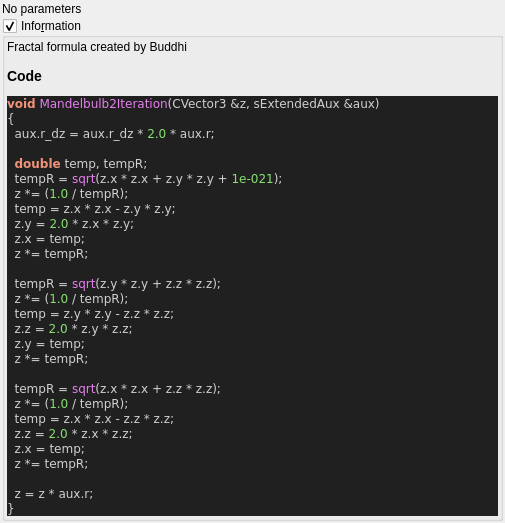
Qt form mandelbulber2/qt_data/fractal_mandelbulb2.ui (buddhi1980/mandelbulber2) before a commit.
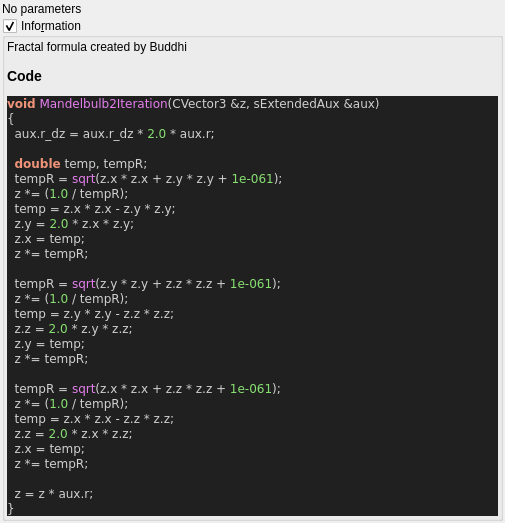
The same form after that commit. Custom widgets are drawn as their Qt base class.

The edit to the form file:
```diff
--- a/mandelbulber2/qt_data/fractal_mandelbulb2.ui
+++ b/mandelbulber2/qt_data/fractal_mandelbulb2.ui
@@ -81,21 +81,21 @@
   aux&lt;span style=&quot;color:#d0d0d0&quot;&gt;.&lt;/span&gt;r_dz &lt;span style=&quot;color:#d0d0d0&quot;&gt;=&lt;/span&gt; aux&lt;span style=&quot;color:#d0d0d0&quot;&gt;.&lt;/span&gt;r_dz &lt;span style=&quot;color:#d0d0d0&quot;&gt;*&lt;/span&gt; &lt;span style=&quot;color:#87df71&quot;&gt;2.0&lt;/span&gt; &lt;span style=&quot;color:#d0d0d0&quot;&gt;*&lt;/span&gt; aux&lt;span style=&quot;color:#d0d0d0&quot;&gt;.&lt;/span&gt;r&lt;span style=&quot;color:#d0d0d0&quot;&gt;;&lt;/span&gt;
 
   &lt;span style=&quot;color:#f09479; font-weight:bold&quot;&gt;double&lt;/span&gt; temp&lt;span style=&quot;color:#d0d0d0&quot;&gt;,&lt;/span&gt; tempR&lt;span style=&quot;color:#d0d0d0&quot;&gt;;&lt;/span&gt;
-  tempR &lt;span style=&quot;color:#d0d0d0&quot;&gt;=&lt;/span&gt; &lt;span style=&quot;color:#e47eed&quot;&gt;sqrt&lt;/span&gt;&lt;span style=&quot;color:#d0d0d0&quot;&gt;(&lt;/span&gt;z&lt;span style=&quot;color:#d0d0d0&quot;&gt;.&lt;/span&gt;x &lt;span style=&quot;color:#d0d0d0&quot;&gt;*&lt;/span&gt; z&lt;span style=&quot;color:#d0d0d0&quot;&gt;.&lt;/span&gt;x &lt;span style=&quot;color:#d0d0d0&quot;&gt;+&lt;/span&gt; z&lt;span style=&quot;color:#d0d0d0&quot;&gt;.&lt;/span&gt;y &lt;span style=&quot;color:#d0d0d0&quot;&gt;*&lt;/span&gt; z&lt;span style=&quot;color:#d0d0d0&quot;&gt;.&lt;/span&gt;y &lt;span style=&quot;color:#d0d0d0&quot;&gt;+&lt;/span&gt; &lt;span style=&quot;color:#87df71&quot;&gt;1e-021&lt;/span&gt;&lt;span style=&quot;color:#d0d0d0&quot;&gt;);&lt;/span&gt;
+  tempR &lt;span style=&quot;color:#d0d0d0&quot;&gt;=&lt;/span&gt; &lt;span style=&quot;color:#e47eed&quot;&gt;sqrt&lt;/span&gt;&lt;span style=&quot;color:#d0d0d0&quot;&gt;(&lt;/span&gt;z&lt;span style=&quot;color:#d0d0d0&quot;&gt;.&lt;/span&gt;x &lt;span style=&quot;color:#d0d0d0&quot;&gt;*&lt;/span&gt; z&lt;span style=&quot;color:#d0d0d0&quot;&gt;.&lt;/span&gt;x &lt;span style=&quot;color:#d0d0d0&quot;&gt;+&lt;/span&gt; z&lt;span style=&quot;color:#d0d0d0&quot;&gt;.&lt;/span&gt;y &lt;span style=&quot;color:#d0d0d0&quot;&gt;*&lt;/span&gt; z&lt;span style=&quot;color:#d0d0d0&quot;&gt;.&lt;/span&gt;y &lt;span style=&quot;color:#d0d0d0&quot;&gt;+&lt;/span&gt; &lt;span style=&quot;color:#87df71&quot;&gt;1e-061&lt;/span&gt;&lt;span style=&quot;color:#d0d0d0&quot;&gt;);&lt;/span&gt;
   z &lt;span style=&quot;color:#d0d0d0&quot;&gt;*= (&lt;/span&gt;&lt;span style=&quot;color:#87df71&quot;&gt;1.0&lt;/span&gt; &lt;span style=&quot;color:#d0d0d0&quot;&gt;/&lt;/span&gt; tempR&lt;span style=&quot;color:#d0d0d0&quot;&gt;);&lt;/span&gt;
   temp &lt;span style=&quot;color:#d0d0d0&quot;&gt;=&lt;/span&gt; z&lt;span style=&quot;color:#d0d0d0&quot;&gt;.&lt;/span&gt;x &lt;span style=&quot;color:#d0d0d0&quot;&gt;*&lt;/span&gt; z&lt;span style=&quot;color:#d0d0d0&quot;&gt;.&lt;/span&gt;x &lt;span style=&quot;color:#d0d0d0&quot;&gt;-&lt;/span&gt; z&lt;span style=&quot;color:#d0d0d0&quot;&gt;.&lt;/span&gt;y &lt;span style=&quot;color:#d0d0d0&quot;&gt;*&lt;/span&gt; z&lt;span style=&quot;color:#d0d0d0&quot;&gt;.&lt;/span&gt;y&lt;span style=&quot;color:#d0d0d0&quot;&gt;;&lt;/span&gt;
   z&lt;span style=&quot;color:#d0d0d0&quot;&gt;.&lt;/span&gt;y &lt;span style=&quot;color:#d0d0d0&quot;&gt;=&lt;/span&gt; &lt;span style=&quot;color:#87df71&quot;&gt;2.0&lt;/span&gt; &lt;span style=&quot;color:#d0d0d0&quot;&gt;*&lt;/span&gt; z&lt;span style=&quot;color:#d0d0d0&quot;&gt;.&lt;/span&gt;x &lt;span style=&quot;color:#d0d0d0&quot;&gt;*&lt;/span&gt; z&lt;span style=&quot;color:#d0d0d0&quot;&gt;.&lt;/span&gt;y&lt;span style=&quot;color:#d0d0d0&quot;&gt;;&lt;/span&gt;
   z&lt;span style=&quot;color:#d0d0d0&quot;&gt;.&lt;/span&gt;x &lt;span style=&quot;color:#d0d0d0&quot;&gt;=&lt;/span&gt; temp&lt;span style=&quot;color:#d0d0d0&quot;&gt;;&lt;/span&gt;
   z &lt;span style=&quot;color:#d0d0d0&quot;&gt;*=&lt;/span&gt; tempR&lt;span style=&quot;color:#d0d0d0&quot;&gt;;&lt;/span&gt;
 
-  tempR &lt;span style=&quot;color:#d0d0d0&quot;&gt;=&lt;/span&gt; &lt;span style=&quot;color:#e47eed&quot;&gt;sqrt&lt;/span&gt;&lt;span style=&quot;color:#d0d0d0&quot;&gt;(&lt;/span&gt;z&lt;span style=&quot;color:#d0d0d0&quot;&gt;.&lt;/span&gt;y &lt;span style=&quot;color:#d0d0d0&quot;&gt;*&lt;/span&gt; z&lt;span style=&quot;color:#d0d0d0&quot;&gt;.&lt;/span&gt;y &lt;span style=&quot;color:#d0d0d0&quot;&gt;+&lt;/span&gt; z&lt;span style=&quot;color:#d0d0d0&quot;&gt;.&lt;/span&gt;z &lt;span style=&quot;color:#d0d0d0&quot;&gt;*&lt;/span&gt; z&lt;span style=&quot;color:#d0d0d0&quot;&gt;.&lt;/span&gt;z&lt;span style=&quot;color:#d0d0d0&quot;&gt;);&lt;/span&gt;
+  tempR &lt;span style=&quot;color:#d0d0d0&quot;&gt;=&lt;/span&gt; &lt;span style=&quot;color:#e47eed&quot;&gt;sqrt&lt;/span&gt;&lt;span style=&quot;color:#d0d0d0&quot;&gt;(&lt;/span&gt;z&lt;span style=&quot;color:#d0d0d0&quot;&gt;.&lt;/span&gt;y &lt;span style=&quot;color:#d0d0d0&quot;&gt;*&lt;/span&gt; z&lt;span style=&quot;color:#d0d0d0&quot;&gt;.&lt;/span&gt;y &lt;span style=&quot;color:#d0d0d0&quot;&gt;+&lt;/span&gt; z&lt;span style=&quot;color:#d0d0d0&quot;&gt;.&lt;/span&gt;z &lt;span style=&quot;color:#d0d0d0&quot;&gt;*&lt;/span&gt; z&lt;span style=&quot;color:#d0d0d0&quot;&gt;.&lt;/span&gt;z &lt;span style=&quot;color:#d0d0d0&quot;&gt;+&lt;/span&gt; &lt;span style=&quot;color:#87df71&quot;&gt;1e-061&lt;/span&gt;&lt;span style=&quot;color:#d0d0d0&quot;&gt;);&lt;/span&gt;
   z &lt;span style=&quot;color:#d0d0d0&quot;&gt;*= (&lt;/span&gt;&lt;span style=&quot;color:#87df71&quot;&gt;1.0&lt;/span&gt; &lt;span style=&quot;color:#d0d0d0&quot;&gt;/&lt;/span&gt; tempR&lt;span style=&quot;color:#d0d0d0&quot;&gt;);&lt;/span&gt;
   temp &lt;span style=&quot;color:#d0d0d0&quot;&gt;=&lt;/span&gt; z&lt;span style=&quot;color:#d0d0d0&quot;&gt;.&lt;/span&gt;y &lt;span style=&quot;color:#d0d0d0&quot;&gt;*&lt;/span&gt; z&lt;span style=&quot;color:#d0d0d0&quot;&gt;.&lt;/span&gt;y &lt;span style=&quot;color:#d0d0d0&quot;&gt;-&lt;/span&gt; z&lt;span style=&quot;color:#d0d0d0&quot;&gt;.&lt;/span&gt;z &lt;span style=&quot;color:#d0d0d0&quot;&gt;*&lt;/span&gt; z&lt;span style=&quot;color:#d0d0d0&quot;&gt;.&lt;/span&gt;z&lt;span style=&quot;color:#d0d0d0&quot;&gt;;&lt;/span&gt;
   z&lt;span style=&quot;color:#d0d0d0&quot;&gt;.&lt;/span&gt;z &lt;span style=&quot;color:#d0d0d0&quot;&gt;=&lt;/span&gt; &lt;span style=&quot;color:#87df71&quot;&gt;2.0&lt;/span&gt; &lt;span style=&quot;color:#d0d0d0&quot;&gt;*&lt;/span&gt; z&lt;span style=&quot;color:#d0d0d0&quot;&gt;.&lt;/span&gt;y &lt;span style=&quot;color:#d0d0d0&quot;&gt;*&lt;/span&gt; z&lt;span style=&quot;color:#d0d0d0&quot;&gt;.&lt;/span&gt;z&lt;span style=&quot;color:#d0d0d0&quot;&gt;;&lt;/span&gt;
   z&lt;span style=&quot;color:#d0d0d0&quot;&gt;.&lt;/span&gt;y &lt;span style=&quot;color:#d0d0d0&quot;&gt;=&lt;/span&gt; temp&lt;span style=&quot;color:#d0d0d0&quot;&gt;;&lt;/span&gt;
   z &lt;span style=&quot;color:#d0d0d0&quot;&gt;*=&lt;/span&gt; tempR&lt;span style=&quot;color:#d0d0d0&quot;&gt;;&lt;/span&gt;
 
-  tempR &lt;span style=&quot;color:#d0d0d0&quot;&gt;=&lt;/span&gt; &lt;span style=&quot;color:#e47eed&quot;&gt;sqrt&lt;/span&gt;&lt;span style=&quot;color:#d0d0d0&quot;&gt;(&lt;/span&gt;z&lt;span style=&quot;color:#d0d0d0&quot;&gt;.&lt;/span&gt;x &lt;span style=&quot;color:#d0d0d0&quot;&gt;*&lt;/span&gt; z&lt;span style=&quot;color:#d0d0d0&quot;&gt;.&lt;/span&gt;x &lt;span style=&quot;color:#d0d0d0&quot;&gt;+&lt;/span&gt; z&lt;span style=&quot;color:#d0d0d0&quot;&gt;.&lt;/span&gt;z &lt;span style=&quot;color:#d0d0d0&quot;&gt;*&lt;/span&gt; z&lt;span style=&quot;color:#d0d0d0&quot;&gt;.&lt;/span&gt;z&lt;span style=&quot;color:#d0d0d0&quot;&gt;);&lt;/span&gt;
+  tempR &lt;span style=&quot;color:#d0d0d0&quot;&gt;=&lt;/span&gt; &lt;span style=&quot;color:#e47eed&quot;&gt;sqrt&lt;/span&gt;&lt;span style=&quot;color:#d0d0d0&quot;&gt;(&lt;/span&gt;z&lt;span style=&quot;color:#d0d0d0&quot;&gt;.&lt;/span&gt;x &lt;span style=&quot;color:#d0d0d0&quot;&gt;*&lt;/span&gt; z&lt;span style=&quot;color:#d0d0d0&quot;&gt;.&lt;/span&gt;x &lt;span style=&quot;color:#d0d0d0&quot;&gt;+&lt;/span&gt; z&lt;span style=&quot;color:#d0d0d0&quot;&gt;.&lt;/span&gt;z &lt;span style=&quot;color:#d0d0d0&quot;&gt;*&lt;/span&gt; z&lt;span style=&quot;color:#d0d0d0&quot;&gt;.&lt;/span&gt;z &lt;span style=&quot;color:#d0d0d0&quot;&gt;+&lt;/span&gt; &lt;span style=&quot;color:#87df71&quot;&gt;1e-061&lt;/span&gt;&lt;span style=&quot;color:#d0d0d0&quot;&gt;);&lt;/span&gt;
   z &lt;span style=&quot;color:#d0d0d0&quot;&gt;*= (&lt;/span&gt;&lt;span style=&quot;color:#87df71&quot;&gt;1.0&lt;/span&gt; &lt;span style=&quot;color:#d0d0d0&quot;&gt;/&lt;/span&gt; tempR&lt;span style=&quot;color:#d0d0d0&quot;&gt;);&lt;/span&gt;
   temp &lt;span style=&quot;color:#d0d0d0&quot;&gt;=&lt;/span&gt; z&lt;span style=&quot;color:#d0d0d0&quot;&gt;.&lt;/span&gt;x &lt;span style=&quot;color:#d0d0d0&quot;&gt;*&lt;/span&gt; z&lt;span style=&quot;color:#d0d0d0&quot;&gt;.&lt;/span&gt;x &lt;span style=&quot;color:#d0d0d0&quot;&gt;-&lt;/span&gt; z&lt;span style=&quot;color:#d0d0d0&quot;&gt;.&lt;/span&gt;z &lt;span style=&quot;color:#d0d0d0&quot;&gt;*&lt;/span&gt; z&lt;span style=&quot;color:#d0d0d0&quot;&gt;.&lt;/span&gt;z&lt;span style=&quot;color:#d0d0d0&quot;&gt;;&lt;/span&gt;
   z&lt;span style=&quot;color:#d0d0d0&quot;&gt;.&lt;/span&gt;z &lt;span style=&quot;color:#d0d0d0&quot;&gt;=&lt;/span&gt; &lt;span style=&quot;color:#87df71&quot;&gt;2.0&lt;/span&gt; &lt;span style=&quot;color:#d0d0d0&quot;&gt;*&lt;/span&gt; z&lt;span style=&quot;color:#d0d0d0&quot;&gt;.&lt;/span&gt;x &lt;span style=&quot;color:#d0d0d0&quot;&gt;*&lt;/span&gt; z&lt;span style=&quot;color:#d0d0d0&quot;&gt;.&lt;/span&gt;z&lt;span style=&quot;color:#d0d0d0&quot;&gt;;&lt;/span&gt;
```
